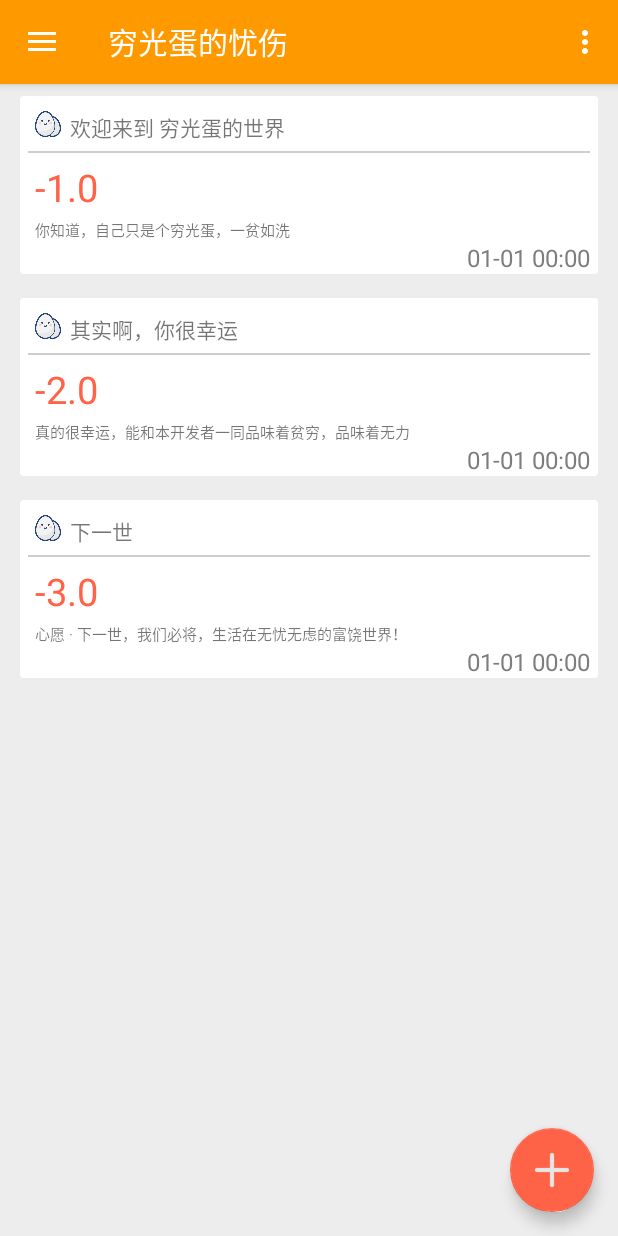
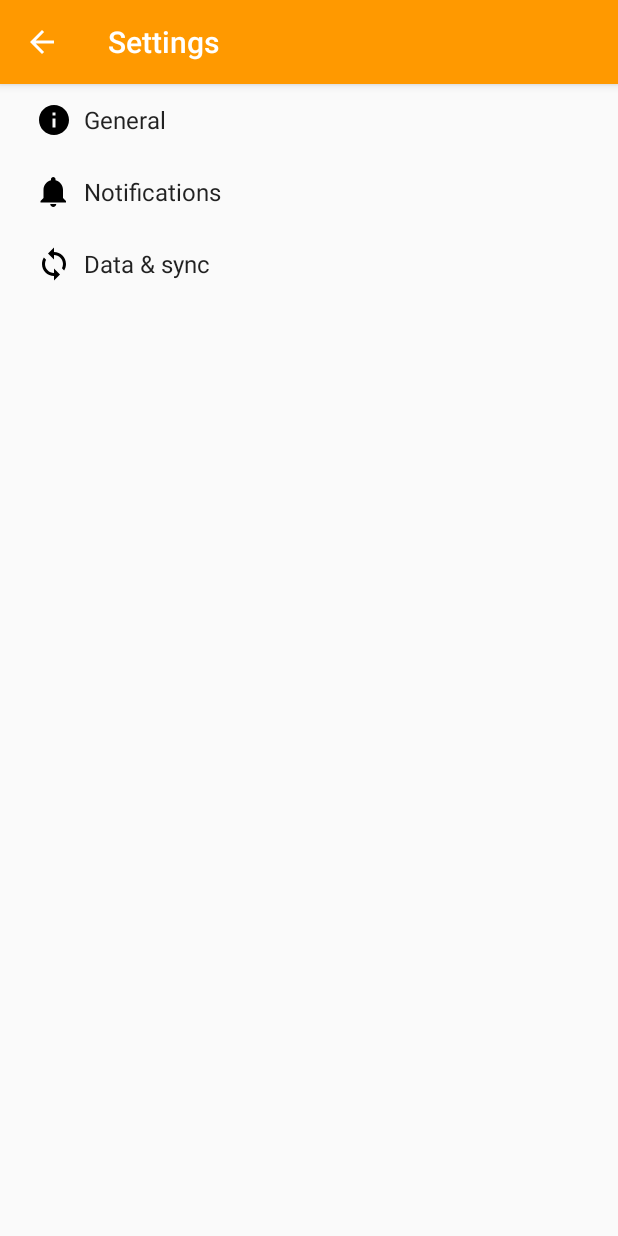
Before and after one commit to iwxyi/Poorrow, an Android app: the screen it shows after launch (MainActivity before the commit, SettingsActivity after it), in the options menu, after a tap on "设置", on a phone screen of 412 x 824 dp. Run offline under Robolectric (Android 15) with nearby library versions, the phone set to English and light mode, and no system bars; libraries missing offline, so code that uses them is left out: cn.pedant, net.steamcrafted.lineartimepicker.

Commit message:
新增“关于”对话框；新增“设置”界面

```diff
--- a/app/src/main/AndroidManifest.xml
+++ b/app/src/main/AndroidManifest.xml
@@ -78,6 +78,9 @@
             android:name=".PersonActivity"
             android:label="@string/title_activity_person"
             android:theme="@style/AppTheme.NoActionBar" />
+        <activity
+            android:name=".SettingsActivity"
+            android:label="@string/title_activity_settings"></activity>
     </application>
 
 </manifest>
--- /dev/null
+++ b/app/src/main/java/com/iwxyi/AppCompatPreferenceActivity.java
@@ -0,0 +1,109 @@
+package com.iwxyi;
+
+import android.content.res.Configuration;
+import android.os.Bundle;
+import android.preference.PreferenceActivity;
+import android.support.annotation.LayoutRes;
+import android.support.annotation.Nullable;
+import android.support.v7.app.ActionBar;
+import android.support.v7.app.AppCompatDelegate;
+import android.support.v7.widget.Toolbar;
+import android.view.MenuInflater;
+import android.view.View;
+import android.view.ViewGroup;
+
+/**
+ * A {@link android.preference.PreferenceActivity} which implements and proxies the necessary calls
+ * to be used with AppCompat.
+ */
+public abstract class AppCompatPreferenceActivity extends PreferenceActivity {
+
+    private AppCompatDelegate mDelegate;
+
+    @Override
+    protected void onCreate(Bundle savedInstanceState) {
+        getDelegate().installViewFactory();
+        getDelegate().onCreate(savedInstanceState);
+        super.onCreate(savedInstanceState);
+    }
+
+    @Override
+    protected void onPostCreate(Bundle savedInstanceState) {
+        super.onPostCreate(savedInstanceState);
+        getDelegate().onPostCreate(savedInstanceState);
+    }
+
+    public ActionBar getSupportActionBar() {
+        return getDelegate().getSupportActionBar();
+    }
+
+    public void setSupportActionBar(@Nullable Toolbar toolbar) {
+        getDelegate().setSupportActionBar(toolbar);
+    }
+
+    @Override
+    public MenuInflater getMenuInflater() {
+        return getDelegate().getMenuInflater();
+    }
+
+    @Override
+    public void setContentView(@LayoutRes int layoutResID) {
+        getDelegate().setContentView(layoutResID);
+    }
+
+    @Override
+    public void setContentView(View view) {
+        getDelegate().setContentView(view);
+    }
+
+    @Override
+    public void setContentView(View view, ViewGroup.LayoutParams params) {
+        getDelegate().setContentView(view, params);
+    }
+
+    @Override
+    public void addContentView(View view, ViewGroup.LayoutParams params) {
+        getDelegate().addContentView(view, params);
+    }
+
+    @Override
+    protected void onPostResume() {
+        super.onPostResume();
+        getDelegate().onPostResume();
+    }
+
+    @Override
+    protected void onTitleChanged(CharSequence title, int color) {
+        super.onTitleChanged(title, color);
+        getDelegate().setTitle(title);
+    }
+
+    @Override
+    public void onConfigurationChanged(Configuration newConfig) {
+        super.onConfigurationChanged(newConfig);
+        getDelegate().onConfigurationChanged(newConfig);
+    }
+
+    @Override
+    protected void onStop() {
+        super.onStop();
+        getDelegate().onStop();
+    }
+
+    @Override
+    protected void onDestroy() {
+        super.onDestroy();
+        getDelegate().onDestroy();
+    }
+
+    public void invalidateOptionsMenu() {
+        getDelegate().invalidateOptionsMenu();
+    }
+
+    private AppCompatDelegate getDelegate() {
+        if (mDelegate == null) {
+            mDelegate = AppCompatDelegate.create(this, null);
+        }
+        return mDelegate;
+    }
+}
--- /dev/null
+++ b/app/src/main/res/drawable/ic_info_black_24dp.xml
@@ -0,0 +1,9 @@
+<vector xmlns:android="http://schemas.android.com/apk/res/android"
+    android:width="24dp"
+    android:height="24dp"
+    android:viewportHeight="24.0"
+    android:viewportWidth="24.0">
+    <path
+        android:fillColor="#FF000000"
+        android:pathData="M12,2C6.48,2 2,6.48 2,12s4.48,10 10,10 10,-4.48 10,-10S17.52,2 12,2zm1,15h-2v-6h2v6zm0,-8h-2V7h2v2z" />
+</vector>
--- /dev/null
+++ b/app/src/main/res/drawable/ic_notifications_black_24dp.xml
@@ -0,0 +1,9 @@
+<vector xmlns:android="http://schemas.android.com/apk/res/android"
+    android:width="24dp"
+    android:height="24dp"
+    android:viewportHeight="24.0"
+    android:viewportWidth="24.0">
+    <path
+        android:fillColor="#FF000000"
+        android:pathData="M11.5,22c1.1,0 2,-0.9 2,-2h-4c0,1.1 0.9,2 2,2zm6.5,-6v-5.5c0,-3.07 -2.13,-5.64 -5,-6.32V3.5c0,-0.83 -0.67,-1.5 -1.5,-1.5S10,2.67 10,3.5v0.68c-2.87,0.68 -5,3.25 -5,6.32V16l-2,2v1h17v-1l-2,-2z" />
+</vector>
--- /dev/null
+++ b/app/src/main/res/drawable/ic_sync_black_24dp.xml
@@ -0,0 +1,9 @@
+<vector xmlns:android="http://schemas.android.com/apk/res/android"
+    android:width="24dp"
+    android:height="24dp"
+    android:viewportHeight="24.0"
+    android:viewportWidth="24.0">
+    <path
+        android:fillColor="#FF000000"
+        android:pathData="M12 4V1L8 5l4 4V6c3.31 0 6 2.69 6 6 0 1.01,-.25 1.97,-.7 2.8l1.46 1.46C19.54 15.03 20 13.57 20 12c0,-4.42,-3.58,-8,-8,-8zm0 14c-3.31 0,-6,-2.69,-6,-6 0,-1.01.25,-1.97.7,-2.8L5.24 7.74C4.46 8.97 4 10.43 4 12c0 4.42 3.58 8 8 8v3l4,-4,-4,-4v3z" />
+</vector>
--- a/app/src/main/res/values/strings.xml
+++ b/app/src/main/res/values/strings.xml
@@ -136,4 +136,77 @@
         "For example, position the FAB to one side of stream of a cards so the FAB won’t interfere "
         "when a user tries to pick up one of cards.\n\n"
     </string>
+    <string name="title_activity_settings">Settings</string>
+
+    <!-- Strings related to Settings -->
+
+    <!-- Example General settings -->
+    <string name="pref_header_general">General</string>
+
+    <string name="pref_title_social_recommendations">Enable social recommendations</string>
+    <string name="pref_description_social_recommendations">Recommendations for people to contact
+        based on your message history
+    </string>
+
+    <string name="pref_title_display_name">Display name</string>
+    <string name="pref_default_display_name">John Smith</string>
+
+    <string name="pref_title_add_friends_to_messages">Add friends to messages</string>
+    <string-array name="pref_example_list_titles">
+        <item>Always</item>
+        <item>When possible</item>
+        <item>Never</item>
+    </string-array>
+    <string-array name="pref_example_list_values">
+        <item>1</item>
+        <item>0</item>
+        <item>-1</item>
+    </string-array>
+
+    <!-- Example settings for Data & Sync -->
+    <string name="pref_header_data_sync">Data &amp; sync</string>
+
+    <string name="pref_title_sync_frequency">Sync frequency</string>
+    <string-array name="pref_sync_frequency_titles">
+        <item>15 minutes</item>
+        <item>30 minutes</item>
+        <item>1 hour</item>
+        <item>3 hours</item>
+        <item>6 hours</item>
+        <item>Never</item>
+    </string-array>
+    <string-array name="pref_sync_frequency_values">
+        <item>15</item>
+        <item>30</item>
+        <item>60</item>
+        <item>180</item>
+        <item>360</item>
+        <item>-1</item>
+    </string-array>
+
+    <string-array name="list_preference_entries">
+        <item>Entry 1</item>
+        <item>Entry 2</item>
+        <item>Entry 3</item>
+    </string-array>
+
+    <string-array name="list_preference_entry_values">
+        <item>1</item>
+        <item>2</item>
+        <item>3</item>
+    </string-array>
+
+    <string-array name="multi_select_list_preference_default_value" />
+
+    <string name="pref_title_system_sync_settings">System sync settings</string>
+
+    <!-- Example settings for Notifications -->
+    <string name="pref_header_notifications">Notifications</string>
+
+    <string name="pref_title_new_message_notifications">New message notifications</string>
+
+    <string name="pref_title_ringtone">Ringtone</string>
+    <string name="pref_ringtone_silent">Silent</string>
+
+    <string name="pref_title_vibrate">Vibrate</string>
 </resources>
--- /dev/null
+++ b/app/src/main/res/xml/pref_data_sync.xml
@@ -0,0 +1,21 @@
+<PreferenceScreen xmlns:android="http://schemas.android.com/apk/res/android">
+
+    <!-- NOTE: Hide buttons to simplify the UI. Users can touch outside the dialog to
+         dismiss it. -->
+    <!-- NOTE: ListPreference's summary should be set to its value by the activity code. -->
+    <ListPreference
+        android:defaultValue="180"
+        android:entries="@array/pref_sync_frequency_titles"
+        android:entryValues="@array/pref_sync_frequency_values"
+        android:key="sync_frequency"
+        android:negativeButtonText="@null"
+        android:positiveButtonText="@null"
+        android:title="@string/pref_title_sync_frequency" />
+
+    <!-- This preference simply launches an intent when selected. Use this UI sparingly, per
+         design guidelines. -->
+    <Preference android:title="@string/pref_title_system_sync_settings">
+        <intent android:action="android.settings.SYNC_SETTINGS" />
+    </Preference>
+
+</PreferenceScreen>
--- /dev/null
+++ b/app/src/main/res/xml/pref_general.xml
@@ -0,0 +1,33 @@
+<PreferenceScreen xmlns:android="http://schemas.android.com/apk/res/android">
+
+    <SwitchPreference
+        android:defaultValue="true"
+        android:key="example_switch"
+        android:summary="@string/pref_description_social_recommendations"
+        android:title="@string/pref_title_social_recommendations" />
+
+    <!-- NOTE: EditTextPreference accepts EditText attributes. -->
+    <!-- NOTE: EditTextPreference's summary should be set to its value by the activity code. -->
+    <EditTextPreference
+        android:capitalize="words"
+        android:defaultValue="@string/pref_default_display_name"
+        android:inputType="textCapWords"
+        android:key="example_text"
+        android:maxLines="1"
+        android:selectAllOnFocus="true"
+        android:singleLine="true"
+        android:title="@string/pref_title_display_name" />
+
+    <!-- NOTE: Hide buttons to simplify the UI. Users can touch outside the dialog to
+         dismiss it. -->
+    <!-- NOTE: ListPreference's summary should be set to its value by the activity code. -->
+    <ListPreference
+        android:defaultValue="-1"
+        android:entries="@array/pref_example_list_titles"
+        android:entryValues="@array/pref_example_list_values"
+        android:key="example_list"
+        android:negativeButtonText="@null"
+        android:positiveButtonText="@null"
+        android:title="@string/pref_title_add_friends_to_messages" />
+
+</PreferenceScreen>
--- /dev/null
+++ b/app/src/main/res/xml/pref_headers.xml
@@ -0,0 +1,20 @@
+<preference-headers xmlns:android="http://schemas.android.com/apk/res/android">
+
+    <!-- These settings headers are only used on tablets. -->
+
+    <header
+        android:fragment="com.iwxyi.SettingsActivity$GeneralPreferenceFragment"
+        android:icon="@drawable/ic_info_black_24dp"
+        android:title="@string/pref_header_general" />
+
+    <header
+        android:fragment="com.iwxyi.SettingsActivity$NotificationPreferenceFragment"
+        android:icon="@drawable/ic_notifications_black_24dp"
+        android:title="@string/pref_header_notifications" />
+
+    <header
+        android:fragment="com.iwxyi.SettingsActivity$DataSyncPreferenceFragment"
+        android:icon="@drawable/ic_sync_black_24dp"
+        android:title="@string/pref_header_data_sync" />
+
+</preference-headers>
--- /dev/null
+++ b/app/src/main/res/xml/pref_notification.xml
@@ -0,0 +1,27 @@
+<PreferenceScreen xmlns:android="http://schemas.android.com/apk/res/android">
+
+    <!-- A 'parent' preference, which enables/disables child preferences (below)
+         when checked/unchecked. -->
+    <SwitchPreference
+        android:defaultValue="true"
+        android:key="notifications_new_message"
+        android:title="@string/pref_title_new_message_notifications" />
+
+    <!-- Allows the user to choose a ringtone in the 'notification' category. -->
+    <!-- NOTE: This preference will be enabled only when the checkbox above is checked. -->
+    <!-- NOTE: RingtonePreference's summary should be set to its value by the activity code. -->
+    <RingtonePreference
+        android:defaultValue="content://settings/system/notification_sound"
+        android:dependency="notifications_new_message"
+        android:key="notifications_new_message_ringtone"
+        android:ringtoneType="notification"
+        android:title="@string/pref_title_ringtone" />
+
+    <!-- NOTE: This preference will be enabled only when the checkbox above is checked. -->
+    <SwitchPreference
+        android:defaultValue="true"
+        android:dependency="notifications_new_message"
+        android:key="notifications_new_message_vibrate"
+        android:title="@string/pref_title_vibrate" />
+
+</PreferenceScreen>
```
Also changed, not shown: app/src/main/java/com/iwxyi/MainActivity.java (+9 -0 lines), app/src/main/java/com/iwxyi/SettingsActivity.java (added, +254 -0 lines).
